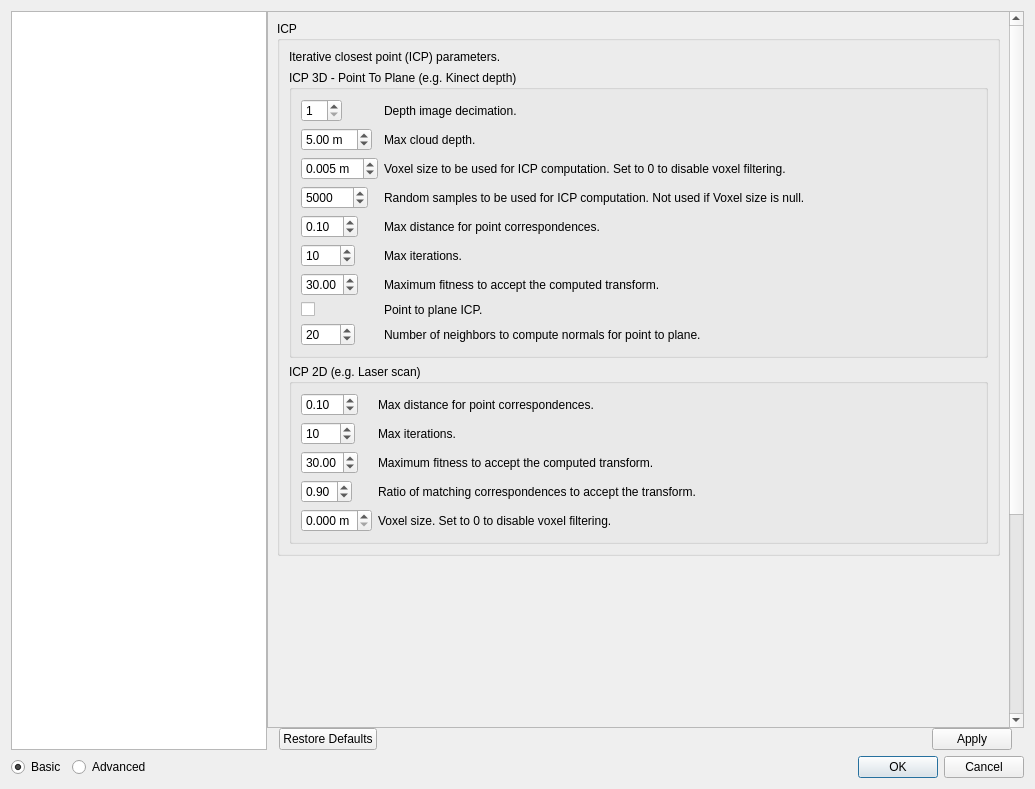
Qt form guilib/src/ui/preferencesDialog.ui (smd-ros-rpm-release/rtabmap-release) before a commit.
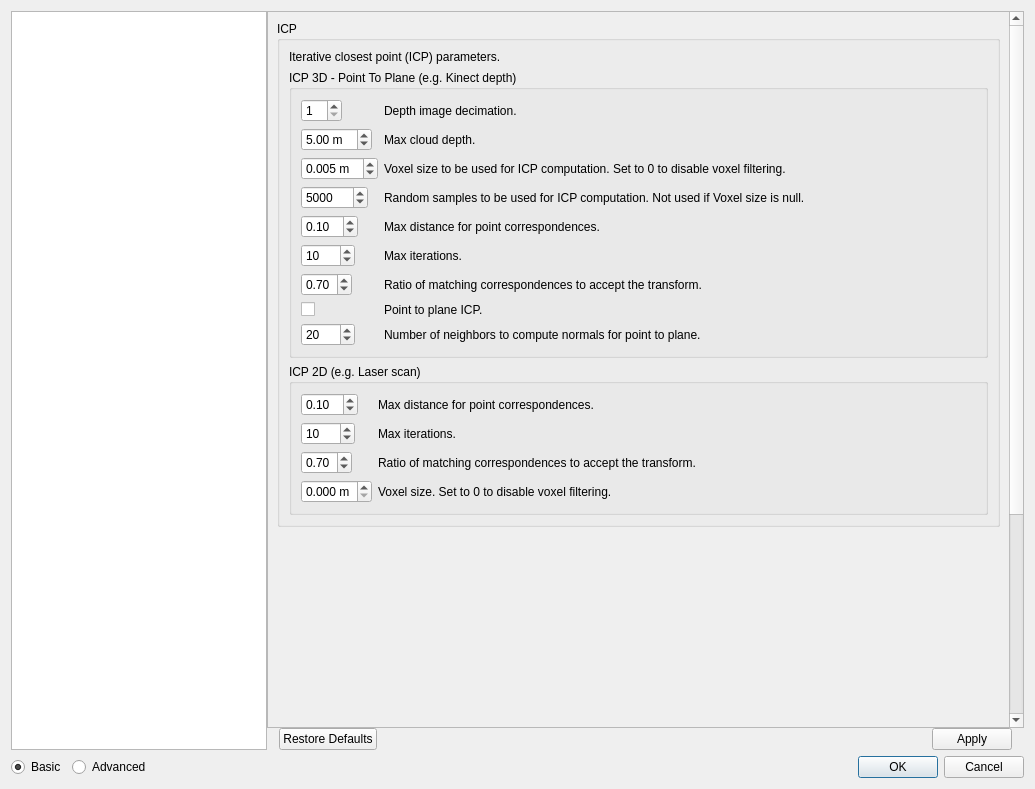
The same form after that commit. The open tabs and pages were chosen to show the change. Icons and pictures are not drawn. Custom widgets are drawn as their Qt base class.

Diff of the .ui file:
```diff
--- a/guilib/src/ui/preferencesDialog.ui
+++ b/guilib/src/ui/preferencesDialog.ui
@@ -63,9 +63,9 @@
           <property name="geometry">
            <rect>
             <x>0</x>
-            <y>0</y>
-            <width>736</width>
-            <height>909</height>
+            <y>-305</y>
+            <width>744</width>
+            <height>1252</height>
            </rect>
           </property>
           <layout class="QVBoxLayout" name="verticalLayout_16">
@@ -5194,6 +5194,23 @@
                          </property>
                         </widget>
                        </item>
+                       <item row="1" column="0">
+                        <widget class="QCheckBox" name="globalDetection_toroIgnoreVariance">
+                         <property name="text">
+                          <string/>
+                         </property>
+                        </widget>
+                       </item>
+                       <item row="1" column="1">
+                        <widget class="QLabel" name="label_141">
+                         <property name="text">
+                          <string>Ignore constraints' variance. If checked, identity information matrix is used for each constraint in TORO. Otherwise, an information matrix is generated from the variance saved in the links.</string>
+                         </property>
+                         <property name="wordWrap">
+                          <bool>true</bool>
+                         </property>
+                        </widget>
+                       </item>
                       </layout>
                      </widget>
                     </item>
@@ -5839,17 +5856,23 @@
                        <item row="6" column="0">
                         <widget class="QDoubleSpinBox" name="loopClosure_icpMaxFitness">
                          <property name="minimum">
+                          <double>0.000000000000000</double>
+                         </property>
+                         <property name="maximum">
+                          <double>1.000000000000000</double>
+                         </property>
+                         <property name="singleStep">
                           <double>0.010000000000000</double>
                          </property>
                          <property name="value">
-                          <double>30.000000000000000</double>
+                          <double>0.700000000000000</double>
                          </property>
                         </widget>
                        </item>
                        <item row="6" column="1">
                         <widget class="QLabel" name="label_133">
                          <property name="text">
-                          <string>Maximum fitness to accept the computed transform.</string>
+                          <string>Ratio of matching correspondences to accept the transform.</string>
                          </property>
                          <property name="wordWrap">
                           <bool>true</bool>
@@ -5955,26 +5978,6 @@
                         </widget>
                        </item>
                        <item row="2" column="0">
-                        <widget class="QDoubleSpinBox" name="loopClosure_icp2MaxFitness">
-                         <property name="minimum">
-                          <double>0.010000000000000</double>
-                         </property>
-                         <property name="value">
-                          <double>30.000000000000000</double>
-                         </property>
-                        </widget>
-                       </item>
-                       <item row="2" column="1">
-                        <widget class="QLabel" name="label_141">
-                         <property name="text">
-                          <string>Maximum fitness to accept the computed transform.</string>
-                         </property>
-                         <property name="wordWrap">
-                          <bool>true</bool>
-                         </property>
-                        </widget>
-                       </item>
-                       <item row="3" column="0">
                         <widget class="QDoubleSpinBox" name="loopClosure_icp2Ratio">
                          <property name="minimum">
                           <double>0.000000000000000</double>
@@ -5986,11 +5989,11 @@
                           <double>0.010000000000000</double>
                          </property>
                          <property name="value">
-                          <double>0.900000000000000</double>
+                          <double>0.700000000000000</double>
                          </property>
                         </widget>
                        </item>
-                       <item row="3" column="1">
+                       <item row="2" column="1">
                         <widget class="QLabel" name="label_148">
                          <property name="text">
                           <string>Ratio of matching correspondences to accept the transform.</string>
@@ -6000,17 +6003,7 @@
                          </property>
                         </widget>
                        </item>
-                       <item row="4" column="1">
-                        <widget class="QLabel" name="label_150">
-                         <property name="text">
-                          <string>Voxel size. Set to 0 to disable voxel filtering.</string>
-                         </property>
-                         <property name="wordWrap">
-                          <bool>true</bool>
-                         </property>
-                        </widget>
-                       </item>
-                       <item row="4" column="0">
+                       <item row="3" column="0">
                         <widget class="QDoubleSpinBox" name="loopClosure_icp2Voxel">
                          <property name="suffix">
                           <string> m</string>
@@ -6032,6 +6025,16 @@
                          </property>
                         </widget>
                        </item>
+                       <item row="3" column="1">
+                        <widget class="QLabel" name="label_150">
+                         <property name="text">
+                          <string>Voxel size. Set to 0 to disable voxel filtering.</string>
+                         </property>
+                         <property name="wordWrap">
+                          <bool>true</bool>
+                         </property>
+                        </widget>
+                       </item>
                       </layout>
                      </widget>
                     </item>
```
Left out of the diff: 12 changed lines with no effect on the pictures.
